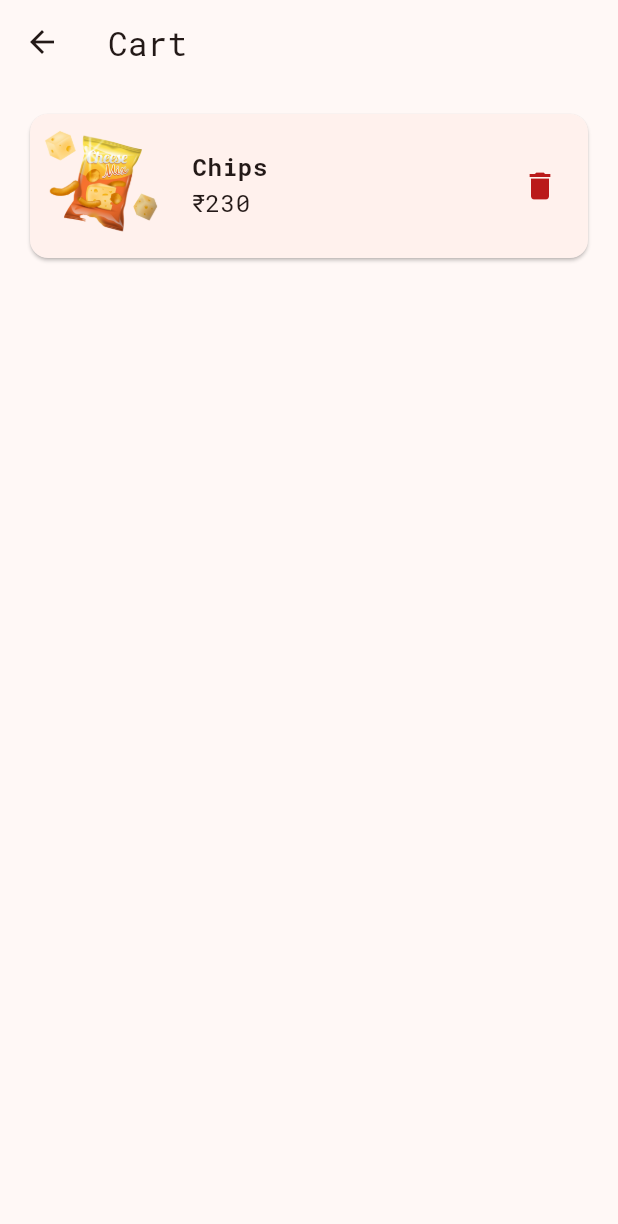
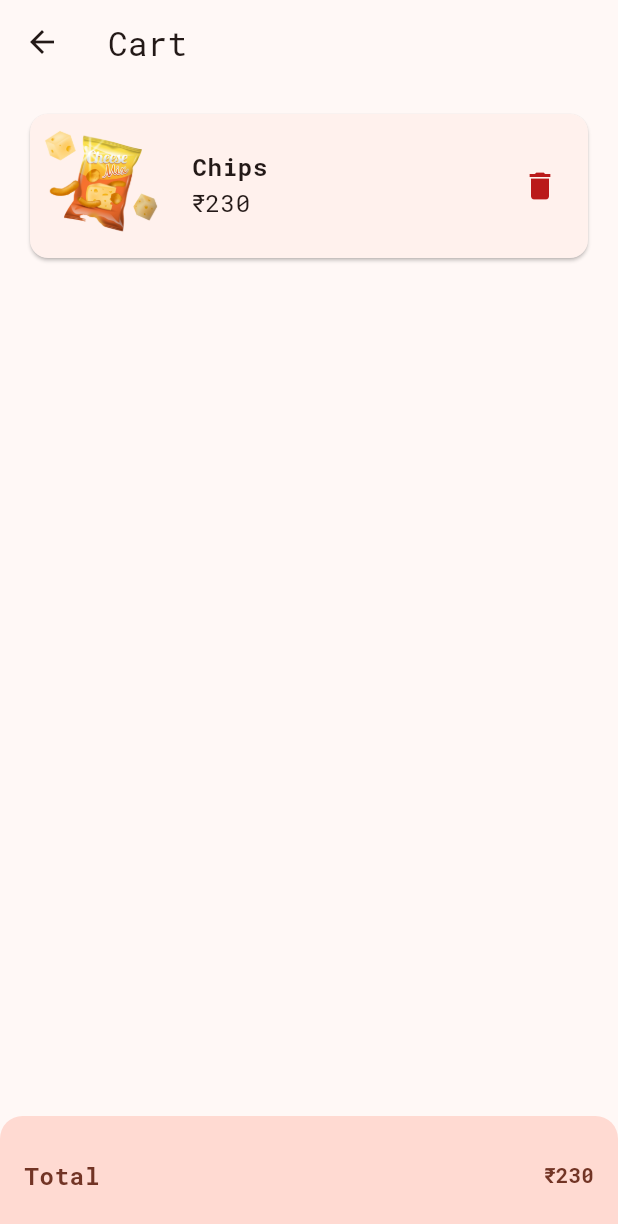
Before and after one commit to hinasahammed/grocery_ui, a Flutter app: the screen it shows after launch, scrolled down 454 dp, after a tap on the "add shopping cart" icon, after a tap on the "shopping cart" icon, on a phone screen of 412 x 824 dp. Shown: the top 1224 px of the screen. Run offline on Flutter 3.47's test engine with Material 3 defaults, Android fonts, the light colour scheme and no system bars; our stand-ins replace badges, gap, google_fonts, lottie.

Commit message:
completed cart total price with provider

```diff
--- a/lib/main.dart
+++ b/lib/main.dart
@@ -1,6 +1,7 @@
 import 'package:flutter/material.dart';
 import 'package:google_fonts/google_fonts.dart';
 import 'package:grocery_ui/view/home/home_view.dart';
+import 'package:grocery_ui/viewmodel/cart/cart_viewmodel.dart';
 import 'package:grocery_ui/viewmodel/home/home_viewmodel.dart';
 import 'package:provider/provider.dart';
 
@@ -14,8 +15,15 @@ class MyApp extends StatelessWidget {
   // This widget is the root of your application.
   @override
   Widget build(BuildContext context) {
-    return ChangeNotifierProvider(
-      create: (context) => HomeViewmodel(),
+    return MultiProvider(
+      providers: [
+        ChangeNotifierProvider(
+          create: (context) => HomeViewmodel(),
+        ),
+        ChangeNotifierProvider(
+          create: (context) => CartViewmodel(),
+        ),
+      ],
       child: MaterialApp(
         title: 'Grocery ui',
         debugShowCheckedModeBanner: false,
--- a/lib/view/cart/cart_view.dart
+++ b/lib/view/cart/cart_view.dart
@@ -1,6 +1,7 @@
 import 'package:flutter/material.dart';
 import 'package:gap/gap.dart';
 import 'package:grocery_ui/assets/animations/animation_asset.dart';
+import 'package:grocery_ui/viewmodel/cart/cart_viewmodel.dart';
 import 'package:grocery_ui/viewmodel/home/home_viewmodel.dart';
 import 'package:lottie/lottie.dart';
 import 'package:provider/provider.dart';
@@ -11,7 +12,7 @@ class CartView extends StatelessWidget {
   @override
   Widget build(BuildContext context) {
     final theme = Theme.of(context);
-    final homeProvider = Provider.of<HomeViewmodel>(context);
+    final homeProvider = Provider.of<HomeViewmodel>(context, listen: false);
     return Scaffold(
       appBar: AppBar(
         title: const Text("Cart"),
@@ -25,7 +26,11 @@ class CartView extends StatelessWidget {
             ),
           );
         } else {
-          return ListView.builder(
+          return Column(
+            children: [
+              Expanded(
+                child: ListView.builder(
+                  shrinkWrap: true,
                   padding: const EdgeInsets.all(16),
                   itemCount: list.cartGrocery.length,
                   itemBuilder: (context, index) {
@@ -62,7 +67,7 @@ class CartView extends StatelessWidget {
                             const Spacer(),
                             IconButton(
                               onPressed: () {
-                          homeProvider.removeFromCart(data);
+                                homeProvider.removeFromCart(data,context);
                               },
                               icon: Icon(
                                 Icons.delete,
@@ -74,6 +79,42 @@ class CartView extends StatelessWidget {
                       ),
                     );
                   },
+                ),
+              ),
+              Consumer<CartViewmodel>(
+                builder: (context, cart, child) => Container(
+                  padding: const EdgeInsets.all(16),
+                  width: double.infinity,
+                  height: 80,
+                  decoration: BoxDecoration(
+                    color: theme.colorScheme.primaryContainer,
+                    borderRadius: const BorderRadius.only(
+                      topLeft: Radius.circular(15),
+                      topRight: Radius.circular(15),
+                    ),
+                  ),
+                  child: Row(
+                    mainAxisAlignment: MainAxisAlignment.spaceBetween,
+                    children: [
+                      Text(
+                        "Total",
+                        style: theme.textTheme.bodyLarge!.copyWith(
+                          color: theme.colorScheme.onPrimaryContainer,
+                          fontWeight: FontWeight.bold,
+                        ),
+                      ),
+                      Text(
+                        "₹${cart.total}",
+                        style: theme.textTheme.labelLarge!.copyWith(
+                          color: theme.colorScheme.onPrimaryContainer,
+                          fontWeight: FontWeight.bold,
+                        ),
+                      )
+                    ],
+                  ),
+                ),
+              ),
+            ],
           );
         }
       }),
--- a/lib/view/home/home_view.dart
+++ b/lib/view/home/home_view.dart
@@ -76,11 +76,15 @@ class HomeView extends StatelessWidget {
                         Column(
                           crossAxisAlignment: CrossAxisAlignment.start,
                           children: [
-                            Text(
-                              data.groceryName,
-                              style: theme.textTheme.bodyLarge!.copyWith(
-                                color: theme.colorScheme.onSurface,
-                                fontWeight: FontWeight.bold,
+                            SizedBox(
+                              width: 60,
+                              child: Text(
+                                data.groceryName,
+                                style: theme.textTheme.bodyLarge!.copyWith(
+                                  color: theme.colorScheme.onSurface,
+                                  fontWeight: FontWeight.bold,
+                                ),
+                                overflow: TextOverflow.ellipsis,
                               ),
                             ),
                             Text(
@@ -94,7 +98,7 @@ class HomeView extends StatelessWidget {
                         IconButton(
                           onPressed: () {
                             if (!groceryItem.cartGrocery.contains(data)) {
-                              homeProvider.addToCart(data);
+                              homeProvider.addToCart(data,context);
                             }
                           },
                           icon: groceryItem.cartGrocery.contains(data)
--- /dev/null
+++ b/lib/viewmodel/cart/cart_viewmodel.dart
@@ -0,0 +1,15 @@
+import 'package:flutter/material.dart';
+import 'package:grocery_ui/model/grocery_model.dart';
+
+class CartViewmodel extends ChangeNotifier {
+  int _total = 0;
+  int get total => _total;
+
+  void addTotal(List<GroceryModel> list) {
+    _total = 0;
+    for (var i = 0; i < list.length; i++) {
+      _total += int.parse(list[i].price);
+    }
+    notifyListeners();
+  }
+}
--- a/lib/viewmodel/home/home_viewmodel.dart
+++ b/lib/viewmodel/home/home_viewmodel.dart
@@ -1,18 +1,27 @@
 import 'package:flutter/material.dart';
 import 'package:grocery_ui/model/grocery_model.dart';
+import 'package:grocery_ui/viewmodel/cart/cart_viewmodel.dart';
+import 'package:provider/provider.dart';
 
 class HomeViewmodel extends ChangeNotifier {
   final List<GroceryModel> _cartGrocery = [];
 
   List<GroceryModel> get cartGrocery => _cartGrocery;
 
-  void addToCart(GroceryModel groceryItem) {
+  void addToCart(GroceryModel groceryItem, BuildContext context) {
+    final cartProvider = Provider.of<CartViewmodel>(context, listen: false);
+
     _cartGrocery.add(groceryItem);
+    cartProvider.addTotal(_cartGrocery);
+
     notifyListeners();
   }
 
-  void removeFromCart(GroceryModel groceryItem) {
+  void removeFromCart(GroceryModel groceryItem, BuildContext context) {
+    final cartProvider = Provider.of<CartViewmodel>(context, listen: false);
     _cartGrocery.remove(groceryItem);
+    cartProvider.addTotal(_cartGrocery);
+
     notifyListeners();
   }
 }
```
Lines whose indentation alone changed are shown as unchanged.
